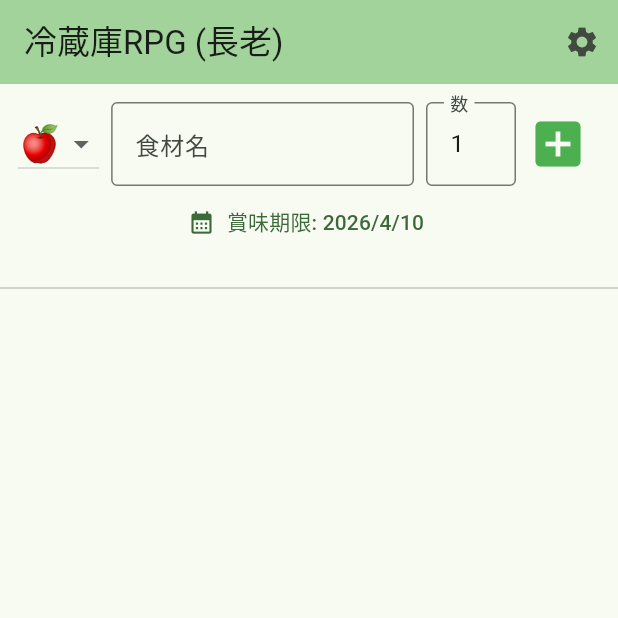
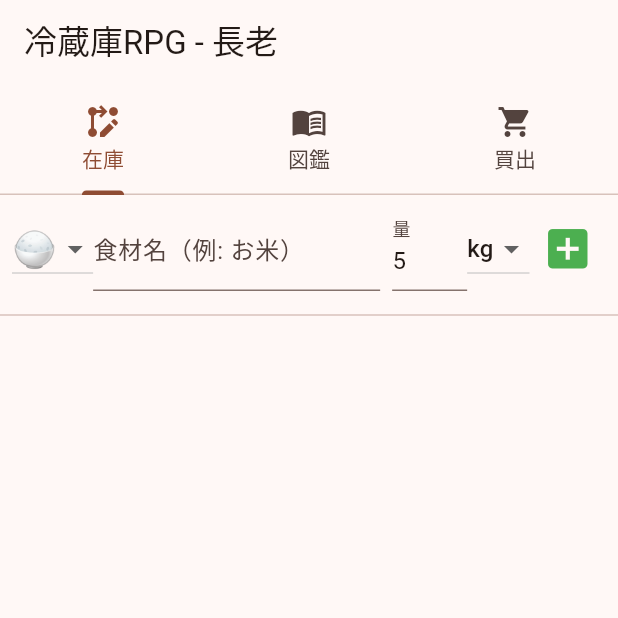
Before and after one commit to cdsa1230126-ai/reizoko_app, a Flutter app: the screen it shows after launch, after a tap on the "add box" icon, on a phone screen of 412 x 824 dp, the top half of it. Run offline on Flutter 3.47's test engine with Material 3 defaults, Android fonts, the phone set to English and light mode, and no system bars; our stand-ins replace camera, shared_preferences; missing offline and left inert: dart:html.

Commit message:
Update main.dart

```diff
--- a/lib/main.dart
+++ b/lib/main.dart
@@ -2,11 +2,10 @@ import 'package:flutter/material.dart';
 import 'package:shared_preferences/shared_preferences.dart';
 import 'package:camera/camera.dart';
 import 'dart:convert';
-import 'dart:html' as html; // Web用の音声・通知機能
+import 'dart:html' as html;
 
 void main() async {
   WidgetsFlutterBinding.ensureInitialized();
-  // カメラの準備（Webブラウザで許可が必要）
   List<CameraDescription> cameras = [];
   try {
     cameras = await availableCameras();
@@ -25,14 +24,12 @@ class ReizokoApp extends StatefulWidget {
 }
 
 class _ReizokoAppState extends State<ReizokoApp> {
-  Color themeColor = Colors.green;
-
   @override
   Widget build(BuildContext context) {
     return MaterialApp(
       title: '冷蔵庫RPG',
       theme: ThemeData(
-        colorScheme: ColorScheme.fromSeed(seedColor: themeColor),
+        colorScheme: ColorScheme.fromSeed(seedColor: Colors.brown), // お米・大地の色
         useMaterial3: true,
       ),
       home: ReizokoHomePage(cameras: widget.cameras),
@@ -48,16 +45,17 @@ class ReizokoHomePage extends StatefulWidget {
   State<ReizokoHomePage> createState() => _ReizokoHomePageState();
 }
 
-class _ReizokoHomePageState extends State<ReizokoHomePage> with SingleTickerProviderStateMixin {
+class _ReizokoHomePageState extends State<ReizokoHomePage> with TickerProviderStateMixin {
   List<Map<String, dynamic>> inventory = [];
   List<String> shoppingList = [];
+  List<Map<String, dynamic>> monsterBook = [];
   String characterMode = "長老";
-  String apiKey = "";
 
   final TextEditingController _itemController = TextEditingController();
-  final TextEditingController _countController = TextEditingController(text: "1");
-  DateTime _selectedDate = DateTime.now().add(const Duration(days: 3));
-  String _selectedIcon = "🍎";
+  final TextEditingController _countController = TextEditingController(text: "5"); // 米5kgなどを想定
+  DateTime _selectedDate = DateTime.now().add(const Duration(days: 30));
+  String _selectedIcon = "🍚";
+  String _selectedUnit = "kg";
 
   late AnimationController _blinkController;
 
@@ -69,9 +67,6 @@ class _ReizokoHomePageState extends State<ReizokoHomePage> with SingleTickerProv
       vsync: this,
       duration: const Duration(milliseconds: 700),
     )..repeat(reverse: true);
-
-    // 起動時に通知の許可を求める
-    _requestNotificationPermission();
   }
 
   @override
@@ -80,140 +75,124 @@ class _ReizokoHomePageState extends State<ReizokoHomePage> with SingleTickerProv
     super.dispose();
   }
 
-  // --- 通知機能 ---
-  void _requestNotificationPermission() {
-    if (html.Notification.permission == 'default') {
-      html.Notification.requestPermission();
-    }
-  }
-
-  void _showNotification(String title, String body) {
-    if (html.Notification.permission == 'granted') {
-      html.Notification(title, body: body);
-    }
-  }
-
-  // --- データの読み込み・保存 ---
   Future<void> _loadData() async {
     final prefs = await SharedPreferences.getInstance();
     setState(() {
       inventory = List<Map<String, dynamic>>.from(json.decode(prefs.getString('inventory') ?? '[]'));
       shoppingList = prefs.getStringList('shoppingList') ?? [];
+      monsterBook = List<Map<String, dynamic>>.from(json.decode(prefs.getString('monsterBook') ?? '[]'));
       characterMode = prefs.getString('characterMode') ?? "長老";
-      apiKey = prefs.getString('apiKey') ?? "";
     });
-    _checkExpiryAlert();
   }
 
   Future<void> _saveData() async {
     final prefs = await SharedPreferences.getInstance();
     await prefs.setString('inventory', json.encode(inventory));
     await prefs.setStringList('shoppingList', shoppingList);
+    await prefs.setString('monsterBook', json.encode(monsterBook));
     await prefs.setString('characterMode', characterMode);
-    await prefs.setString('apiKey', apiKey);
   }
 
-  // --- 音声とアラート ---
   void _speak(String text) {
     final utterance = html.SpeechSynthesisUtterance(text)..lang = 'ja-JP';
     html.window.speechSynthesis?.speak(utterance);
   }
 
-  void _checkExpiryAlert() {
-    List<String> urgentItems = [];
-    for (var item in inventory) {
-      final expiry = DateTime.parse(item['expiry']);
-      if (expiry.difference(DateTime.now()).inDays <= 1) {
-        urgentItems.add(item['name']);
+  void _addItem() {
+    if (_itemController.text.isEmpty) return;
+    String name = _itemController.text;
+    double count = double.tryParse(_countController.text) ?? 1.0;
+
+    setState(() {
+      inventory.add({
+        "name": name,
+        "icon": _selectedIcon,
+        "count": count,
+        "unit": _selectedUnit,
+        "expiry": _selectedDate.toIso8601String(),
+      });
+      if (!monsterBook.any((m) => m['name'] == name)) {
+        monsterBook.add({"name": name, "icon": _selectedIcon, "unit": _selectedUnit});
       }
+      _itemController.clear();
+    });
+    _saveData();
+    _speak("$name を保管庫に入れたぞ。");
   }
 
-    if (urgentItems.isNotEmpty) {
-      String msg = characterMode == "長老" ? "警告じゃ！${urgentItems.join(', ')}が腐りそうじゃぞ！" : "期限間近の食材があります。";
-      // 音声
-      Future.delayed(const Duration(seconds: 2), () => _speak(msg));
-      // ブラウザ通知
-      _showNotification("【冷蔵庫RPG 警告】", "${urgentItems.length}個の食材が期限間近です！");
+  // --- 重さ・合数の換算ロジック ---
+  void _consumeRice(int index, double goCount) {
+    setState(() {
+      // 1合 = 0.15kg として計算
+      double consumeWeight = goCount * 0.15;
+      inventory[index]['count'] = (inventory[index]['count'] - consumeWeight);
+
+      if (inventory[index]['count'] <= 0.01) { // ほぼ0になったら削除
+        String name = inventory[index]['name'];
+        if (!shoppingList.contains(name)) shoppingList.add(name);
+        inventory.removeAt(index);
+        _speak(characterMode == "長老" ? "米びつが空じゃ！買い出しに行くのじゃ。" : "お米がなくなりました。");
+      } else {
+        _speak("$goCount 合 炊いたな。残り ${(inventory[index]['count'] as double).toStringAsFixed(2)} キロじゃ。");
       }
+    });
+    _saveData();
   }
 
-  // --- 操作ロジック ---
-  void _addItem() {
-    if (_itemController.text.isEmpty) return;
+  void _updateCount(int index, double delta) {
     setState(() {
-      inventory.add({
-        "name": _itemController.text,
-        "icon": _selectedIcon,
-        "count": int.tryParse(_countController.text) ?? 1,
-        "expiry": _selectedDate.toIso8601String(),
-      });
-      _itemController.clear();
-      _countController.text = "1";
-    });
-    _saveData();
-    _speak(characterMode == "長老" ? "新しい獲物じゃ！" : "追加しました。");
-  }
-
-  void _consumeItem(int index) {
-    setState(() {
+      inventory[index]['count'] = (inventory[index]['count'] + delta);
+      if (inventory[index]['count'] <= 0) {
         String name = inventory[index]['name'];
-      if (inventory[index]['count'] > 1) {
-        inventory[index]['count'] -= 1;
-      } else {
-        shoppingList.add(name);
+        if (!shoppingList.contains(name)) shoppingList.add(name);
         inventory.removeAt(index);
       }
     });
     _saveData();
-    _speak(characterMode == "長老" ? "見事な討伐じゃ！" : "消費しました。");
   }
 
   @override
   Widget build(BuildContext context) {
-    return Scaffold(
+    return DefaultTabController(
+      length: 3,
+      child: Scaffold(
         appBar: AppBar(
-        title: Text("冷蔵庫RPG ($characterMode)"),
-        backgroundColor: Theme.of(context).colorScheme.inversePrimary,
-        actions: [
-          IconButton(icon: const Icon(Icons.settings), onPressed: _showSettings),
-        ],
+          title: Text("冷蔵庫RPG - $characterMode"),
+          bottom: const TabBar(
+            tabs: [Tab(icon: Icon(Icons.rebase_edit), text: "在庫"), Tab(icon: Icon(Icons.menu_book), text: "図鑑"), Tab(icon: Icon(Icons.shopping_cart), text: "買出")],
           ),
-      body: Column(
-        children: [
-          _buildInputArea(),
-          const Divider(),
-          Expanded(child: _buildInventoryList()),
-        ],
+        ),
+        body: TabBarView(children: [ _buildMainPage(), _buildMonsterBook(), _buildShoppingList() ]),
       ),
     );
   }
 
+  Widget _buildMainPage() {
+    return Column(children: [_buildInputArea(), const Divider(), Expanded(child: _buildInventoryList())]);
+  }
+
   Widget _buildInputArea() {
     return Padding(
-      padding: const EdgeInsets.all(12.0),
+      padding: const EdgeInsets.all(8.0),
       child: Column(
         children: [
           Row(
             children: [
               DropdownButton<String>(
                 value: _selectedIcon,
-                items: ["🍎", "🥩", "🥦", "🥛", "🐟"].map((s) => DropdownMenuItem(value: s, child: Text(s, style: const TextStyle(fontSize: 24)))).toList(),
+                items: ["🍚", "🥩", "🥦", "🥛", "🐟", "🍎"].map((s) => DropdownMenuItem(value: s, child: Text(s, style: const TextStyle(fontSize: 24)))).toList(),
                 onChanged: (v) => setState(() => _selectedIcon = v!),
               ),
+              Expanded(child: TextField(controller: _itemController, decoration: const InputDecoration(labelText: "食材名（例: お米）"))),
               const SizedBox(width: 8),
-              Expanded(child: TextField(controller: _itemController, decoration: const InputDecoration(labelText: "食材名", border: OutlineInputBorder()))),
-              const SizedBox(width: 8),
-              SizedBox(width: 60, child: TextField(controller: _countController, keyboardType: TextInputType.number, decoration: const InputDecoration(labelText: "数", border: OutlineInputBorder()))),
-              IconButton(icon: const Icon(Icons.add_box, color: Colors.green, size: 40), onPressed: _addItem),
+              SizedBox(width: 50, child: TextField(controller: _countController, keyboardType: TextInputType.number, decoration: const InputDecoration(labelText: "量"))),
+              DropdownButton<String>(
+                value: _selectedUnit,
+                items: ["kg", "g", "個", "本"].map((s) => DropdownMenuItem(value: s, child: Text(s))).toList(),
+                onChanged: (v) => setState(() => _selectedUnit = v!),
+              ),
+              IconButton(icon: const Icon(Icons.add_box, color: Colors.green, size: 35), onPressed: _addItem),
             ],
-          ),
-          TextButton.icon(
-            icon: const Icon(Icons.calendar_month),
-            onPressed: () async {
-              final date = await showDatePicker(context: context, initialDate: _selectedDate, firstDate: DateTime.now(), lastDate: DateTime.now().add(const Duration(days: 365)));
-              if (date != null) setState(() => _selectedDate = date);
-            },
-            label: Text("賞味期限: ${_selectedDate.year}/${_selectedDate.month}/${_selectedDate.day}"),
           ),
         ],
       ),
@@ -225,61 +204,46 @@ class _ReizokoHomePageState extends State<ReizokoHomePage> with SingleTickerProv
       itemCount: inventory.length,
       itemBuilder: (context, index) {
         final item = inventory[index];
-        final expiry = DateTime.parse(item['expiry']);
-        final isUrgent = expiry.difference(DateTime.now()).inDays <= 1;
+        final String unit = item['unit'] ?? "個";
+        final double count = item['count'];
+        final bool isRice = unit == "kg"; // kg登録のものを米として扱う
 
-        return AnimatedBuilder(
-          animation: _blinkController,
-          builder: (context, child) {
         return Card(
-              margin: const EdgeInsets.symmetric(horizontal: 12, vertical: 4),
-              color: isUrgent ? Colors.red.withOpacity(0.1 + 0.3 * _blinkController.value) : Colors.white,
-              shape: isUrgent ? RoundedRectangleBorder(side: const BorderSide(color: Colors.red, width: 2), borderRadius: BorderRadius.circular(8)) : null,
+          margin: const EdgeInsets.symmetric(horizontal: 10, vertical: 4),
           child: ListTile(
             leading: Text(item['icon'], style: const TextStyle(fontSize: 30)),
-                title: Text(item['name'], style: TextStyle(fontWeight: isUrgent ? FontWeight.bold : FontWeight.normal, color: isUrgent ? Colors.red.shade900 : Colors.black)),
-                subtitle: Text("期限: ${expiry.month}/${expiry.day} | 残り: ${item['count']}個"),
-                trailing: IconButton(
-                  icon: const Icon(Icons.restaurant, color: Colors.orange, size: 30),
-                  onPressed: () => _consumeItem(index),
+            title: Text(item['name']),
+            subtitle: Text("在庫: ${count.toStringAsFixed(2)} $unit"),
+            trailing: Row(
+              mainAxisSize: MainAxisSize.min,
+              children: [
+                if (isRice) ...[
+                  // お米専用：合で減らすボタン
+                  ElevatedButton(
+                    onPressed: () => _consumeRice(index, 1),
+                    style: ElevatedButton.styleFrom(padding: const EdgeInsets.symmetric(horizontal: 8), backgroundColor: Colors.orange.shade50),
+                    child: const Text("1合炊く", style: TextStyle(fontSize: 11)),
+                  ),
+                  const SizedBox(width: 4),
+                  ElevatedButton(
+                    onPressed: () => _consumeRice(index, 2),
+                    style: ElevatedButton.styleFrom(padding: const EdgeInsets.symmetric(horizontal: 8), backgroundColor: Colors.orange.shade100),
+                    child: const Text("2合", style: TextStyle(fontSize: 11)),
+                  ),
+                ] else ...[
+                  // 通常食材：1個ずつ減らす
+                  IconButton(icon: const Icon(Icons.remove_circle_outline, color: Colors.orange), onPressed: () => _updateCount(index, -1)),
+                ],
+                IconButton(icon: const Icon(Icons.add_circle_outline, color: Colors.blue), onPressed: () => _updateCount(index, isRice ? 0.5 : 1)),
+              ],
             ),
           ),
         );
       },
     );
-      },
-    );
   }
 
-  void _showSettings() {
-    showDialog(
-      context: context,
-      builder: (context) => AlertDialog(
-        title: const Text("冒険の設定"),
-        content: Column(
-          mainAxisSize: MainAxisSize.min,
-          children: [
-            const Text("キャラクター選択"),
-            DropdownButton<String>(
-              value: characterMode,
-              isExpanded: true,
-              items: ["長老", "ドクター", "トレーダー"].map((s) => DropdownMenuItem(value: s, child: Text(s))).toList(),
-              onChanged: (v) {
-                setState(() => characterMode = v!);
-                _saveData();
-                Navigator.pop(context);
-              },
-            ),
-            const SizedBox(height: 20),
-            const Text("AI APIキー"),
-            TextField(
-              controller: TextEditingController(text: apiKey),
-              onChanged: (v) => apiKey = v,
-              decoration: const InputDecoration(hintText: "Gemini Keyを入力"),
-            ),
-          ],
-        ),
-      ),
-    );
+  // --- 以下、図鑑と買い物リストは前回同様 ---
+  Widget _buildMonsterBook() { /* 前回と同じ GridView.builder ... */ return const Center(child: Text("図鑑は冒険の記録じゃ")); }
+  Widget _buildShoppingList() { /* 前回と同じ ListView.builder ... */ return const Center(child: Text("買い出しメモじゃ")); }
 }
-}
```
Lines whose indentation alone changed are shown as unchanged.
